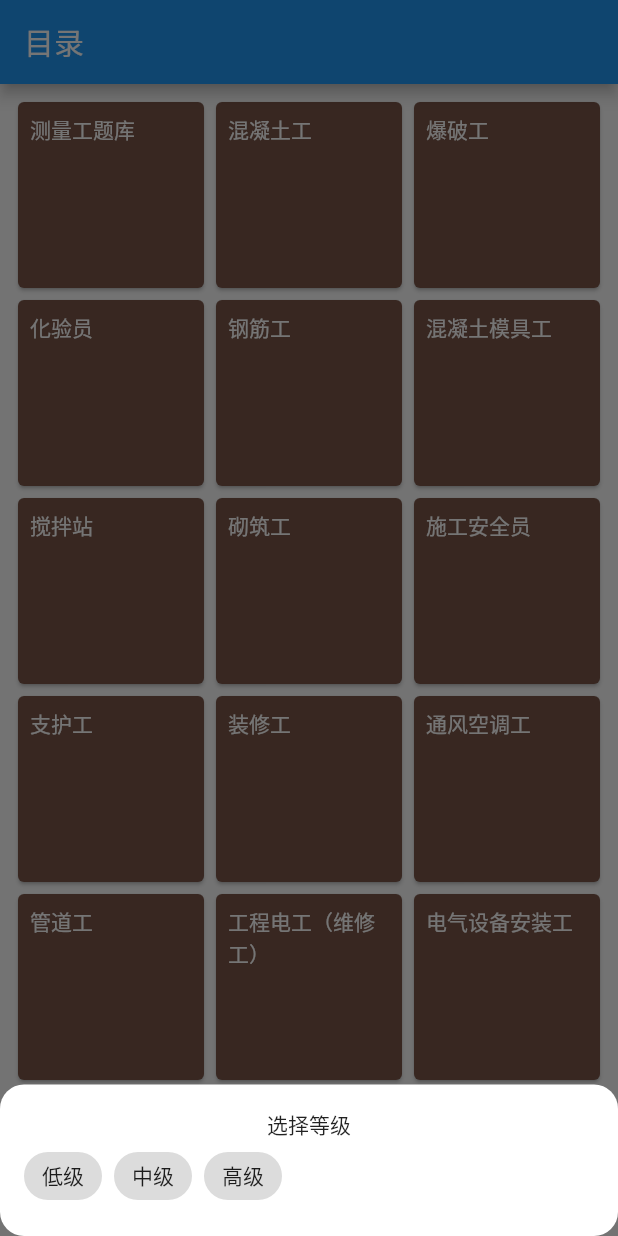
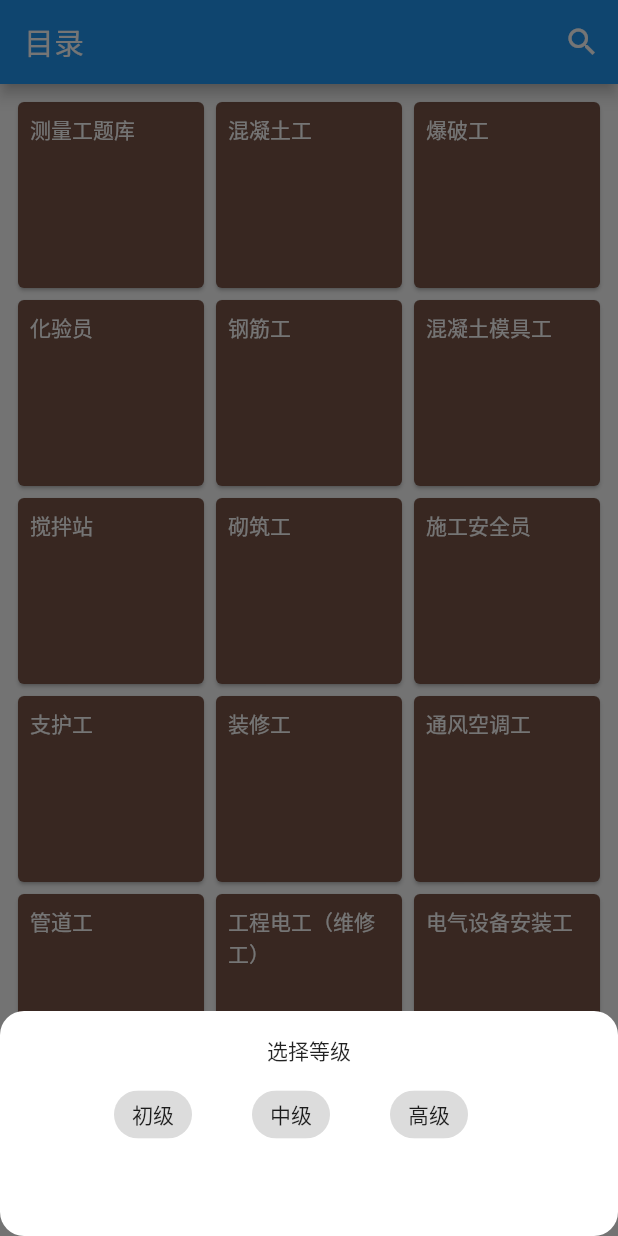
Before and after one commit to Nicoeevee/quiz_app, a Flutter app: the screen it shows after launch, after a tap on "测量工题库", on a phone screen of 412 x 824 dp. Run offline on Flutter 3.47's test engine with Material 2 defaults, Android fonts, the phone set to English and light mode, and no system bars; our stand-ins replace flutter_custom_clippers.

Commit message:
Update HomePage

```diff
--- a/lib/main.dart
+++ b/lib/main.dart
@@ -1,4 +1,5 @@
 import 'package:flutter/material.dart';
+import 'package:flutter/services.dart';
 import 'package:quiz_app/pages/me.dart';
 
 import 'pages/home.dart';
@@ -12,9 +13,22 @@ class MyApp extends StatefulWidget {
   _MyAppState createState() => _MyAppState();
 }
 
+Future<String> _loadFromAsset() async {
+  return await rootBundle.loadString("assets/quiz.json");
+}
+
 class _MyAppState extends State<MyApp> {
   int _selectedIndex = 0;
-  static List<Widget> _widgetOptions = <Widget>[HomePage(), MePage()];
+  static List<Widget> _widgetOptions = <Widget>[
+    FutureBuilder(
+        future: _loadFromAsset(),
+        builder: (context, snapshot) {
+          return HomePage(
+            data: snapshot.data,
+          );
+        }),
+    MePage()
+  ];
   static List<String> _widgetTitle = <String>['目录', '我的'];
 
   void _onItemTapped(int index) {
@@ -26,12 +40,13 @@ class _MyAppState extends State<MyApp> {
   @override
   Widget build(BuildContext context) {
     return MaterialApp(
+      debugShowCheckedModeBanner: false,
       title: _widgetTitle[_selectedIndex],
       home: Scaffold(
-        appBar: AppBar(
-          title: Text(_widgetTitle[_selectedIndex]),
+        body: IndexedStack(
+          index: _selectedIndex,
+          children: _widgetOptions,
         ),
-        body: _widgetOptions.elementAt(_selectedIndex),
         bottomNavigationBar: BottomNavigationBar(
           items: [
             BottomNavigationBarItem(icon: Icon(Icons.category), label: '目录'),
--- a/lib/pages/home.dart
+++ b/lib/pages/home.dart
@@ -1,18 +1,51 @@
 import 'dart:math';
 
 import 'package:flutter/material.dart';
-import 'package:flutter/services.dart';
 import 'package:quiz_app/entity/question.dart';
 
-import 'quiz_fitb_page.dart';
 import 'quiz_tof_page.dart';
 
 class HomePage extends StatelessWidget {
-  Future<String> _loadFromAsset() async {
-    return await rootBundle.loadString("assets/quiz.json");
+  final data;
+
+  HomePage({Key key, this.data}) : super(key: key);
+
+  @override
+  Widget build(BuildContext context) {
+    _MySearchDelegate _delegate = _MySearchDelegate(type, data);
+
+    return Scaffold(
+      appBar: AppBar(
+        primary: true,
+        automaticallyImplyLeading: false,
+        title: Text('目录'),
+        actions: <Widget>[
+          IconButton(
+            tooltip: '搜索',
+            icon: const Icon(Icons.search),
+            onPressed: () async {
+              final String selected = await showSearch<String>(
+                context: context,
+                delegate: _delegate,
+              );
+              if (selected != null) {
+                Scaffold.of(context).showSnackBar(
+                  SnackBar(
+                    content: Text('你选择了: $selected'),
+                  ),
+                );
+              }
+            },
+          ),
+        ],
+      ),
+      body: buildGridView(context, type, data),
+    );
+  }
 }
 
-  static List<String> type = <String>[
+final List<String> level = <String>["初级", "中级", "高级"];
+final List<String> type = <String>[
   "测量工题库",
   "混凝土工",
   "爆破工",
@@ -39,92 +72,20 @@ class HomePage extends StatelessWidget {
   "电动扒渣机操作手"
 ];
 
-  @override
-  Widget build(BuildContext context) {
-    void _modalBottomSheetMenu(AsyncSnapshot<dynamic> snapshot) {
-      showModalBottomSheet(
-        context: context,
-        shape: RoundedRectangleBorder(
-          borderRadius: BorderRadius.circular(16.0),
+Scrollbar buildGridView(BuildContext context, list, data) {
+  return Scrollbar(
+    child: GridView.builder(
+      physics: BouncingScrollPhysics(),
+      padding: const EdgeInsets.all(8.0),
+      itemCount: list.length,
+      itemBuilder: (BuildContext context, int index) {
+        final item = list[index];
+        return buildCard(context, item, data);
+      },
+      gridDelegate: SliverGridDelegateWithFixedCrossAxisCount(
+        crossAxisCount: bBigSize(context) ? 5 : 3,
       ),
-        backgroundColor: Colors.white,
-        builder: (BuildContext context) {
-          return Padding(
-            padding: const EdgeInsets.all(16.0),
-            child: Column(
-              mainAxisSize: MainAxisSize.min,
-              children: [
-                Text(
-                  "选择等级",
-                  style: MediaQuery.of(context).size.width > 800 ? TextStyle(fontSize: 30.0) : null,
-                ),
-                Row(
-                  children: [
-                    ActionChip(
-                      padding: MediaQuery.of(context).size.width > 800 ? const EdgeInsets.symmetric(vertical: 20.0, horizontal: 64.0) : null,
-                      label: Text(
-                        "低级",
-                        style: MediaQuery.of(context).size.width > 800 ? TextStyle(fontSize: 30.0) : null,
-                      ),
-                      onPressed: () {
-                        Navigator.pop(context);
-                        Navigator.push(context, MaterialPageRoute(builder: (_) => QuizTOFPage(questions: questionFromJson(snapshot.data).where((element) => element.type == Type.TOF).toList())));
-                      },
-                    ),
-                    const SizedBox(width: 8),
-                    ActionChip(
-                      padding: MediaQuery.of(context).size.width > 800 ? const EdgeInsets.symmetric(vertical: 20.0, horizontal: 64.0) : null,
-                      label: Text(
-                        "中级",
-                        style: MediaQuery.of(context).size.width > 800 ? TextStyle(fontSize: 30.0) : null,
-                      ),
-                      onPressed: () {
-                        Navigator.pop(context);
-                        Navigator.push(context, MaterialPageRoute(builder: (_) => QuizFITBPage(questions: questionFromJson(snapshot.data).where((element) => element.type == Type.FITB).toList())));
-                      },
-                    ),
-                    const SizedBox(width: 8),
-                    ActionChip(
-                      padding: MediaQuery.of(context).size.width > 800 ? const EdgeInsets.symmetric(vertical: 20.0, horizontal: 64.0) : null,
-                      label: Text(
-                        "高级",
-                        style: MediaQuery.of(context).size.width > 800 ? TextStyle(fontSize: 30.0) : null,
-                      ),
-                      onPressed: () {
-                        Navigator.pop(context);
-                        Navigator.push(context, MaterialPageRoute(builder: (_) => QuizTOFPage(questions: questionFromJson(snapshot.data).where((element) => element.type == Type.TOF).toList())));
-                      },
-                    ),
-                  ],
-                ),
-              ],
-            ),
-          );
-        },
-      );
-    }
 
-    return FutureBuilder(
-        future: _loadFromAsset(),
-        builder: (context, snapshot) {
-          return GridView.count(
-              padding: const EdgeInsets.all(8.0),
-              crossAxisCount: MediaQuery.of(context).size.width > 800 ? 5 : 3,
-              children: type
-                  .map((e) => Card(
-                        child: InkWell(
-                          borderRadius: BorderRadius.circular(8),
-                          onTap: () {
-                            _modalBottomSheetMenu(snapshot);
-                          },
-                          child: Padding(
-                            padding: const EdgeInsets.all(8.0),
-                            child: Text(e, style: MediaQuery.of(context).size.width > 800 ? TextStyle(fontSize: 30.0).copyWith(color: Colors.white) : TextStyle(color: Colors.white)),
-                          ),
-                        ),
-                        color: Colors.primaries[Random().nextInt(Colors.primaries.length)],
-                      ))
-                  .toList()
       // [
       //   ListTile(
       //     leading: Icon(Icons.rule),
@@ -141,17 +102,192 @@ class HomePage extends StatelessWidget {
       //     },
       //   )
       // ],
+    ),
   );
-        });
 }
 
-  ListView buildListView(AsyncSnapshot snapshot) {
-    return ListView(
-      children: questionFromJson(snapshot.data)
-          .map((e) => ListTile(
-                title: Text(e.exercise),
+Card buildCard(BuildContext context, item, data) {
+  return Card(
+    child: InkWell(
+      onTap: () {
+        goToPage(context, data);
+      },
+      child: Padding(
+        padding: const EdgeInsets.all(8.0),
+        child: Text(item, style: bBigSize(context) ? TextStyle(fontSize: 30.0, color: Colors.white) : TextStyle(color: Colors.white)),
+      ),
+    ),
+    color: Colors.primaries[Random().nextInt(Colors.primaries.length)],
+  );
+}
+
+Future goToPage(BuildContext context, data) async {
+  final result = await buildShowModalBottomSheet(context);
+  if (result != null) {
+    Navigator.push(context, MaterialPageRoute(builder: (_) => QuizTOFPage(questions: questionFromJson(data).where((element) => element.type == result).toList())));
+  }
+}
+
+Future buildShowModalBottomSheet(BuildContext context) {
+  return showModalBottomSheet(
+    context: context,
+    shape: RoundedRectangleBorder(
+      borderRadius: BorderRadius.circular(16.0),
+    ),
+    backgroundColor: Colors.white,
+    builder: (BuildContext context) {
+      final bigTextStyle = const TextStyle(fontSize: 30.0);
+      final bigEdgeInsets = const EdgeInsets.symmetric(vertical: 20.0, horizontal: 64.0);
+      return Container(
+        height: bBigSize(context) ? 300 : 150,
+        padding: const EdgeInsets.all(16.0),
+        child: SingleChildScrollView(
+          child: Column(
+            mainAxisSize: MainAxisSize.min,
+            children: [
+              Text(
+                "选择等级",
+                style: bBigSize(context) ? bigTextStyle : null,
+              ),
+              const SizedBox(height: 8),
+              Wrap(
+                alignment: WrapAlignment.center,
+                runAlignment: WrapAlignment.center,
+                runSpacing: 16.0,
+                spacing: 16.0,
+                children: level
+                    .map((e) => ActionChip(
+                          padding: bBigSize(context) ? bigEdgeInsets : null,
+                          label: Text(
+                            e,
+                            style: bBigSize(context) ? bigTextStyle : null,
+                          ),
+                          onPressed: () {
+                            Navigator.pop(context, Type.TOF);
+                          },
                         ))
+                    .expand((element) => [element, const SizedBox(width: 8)])
                     .toList(),
+              ),
+            ],
+          ),
+        ),
+      );
+    },
+  );
+}
+
+bool bBigSize(BuildContext context) => MediaQuery.of(context).size.width > 800;
+
+class _MySearchDelegate extends SearchDelegate<String> {
+  final List<String> _types;
+  final List<String> _history;
+  final _data;
+
+  _MySearchDelegate(List<String> types, data)
+      : _types = types,
+        _data = data,
+        _history = <String>[],
+        super();
+
+  @override
+  Widget buildLeading(BuildContext context) {
+    return IconButton(
+      tooltip: 'Back',
+      icon: AnimatedIcon(
+        icon: AnimatedIcons.menu_arrow,
+        progress: transitionAnimation,
+      ),
+      onPressed: () {
+        // SearchDelegate.close() can return vlaues, similar to Navigator.pop().
+        this.close(context, null);
+      },
+    );
+  }
+
+  @override
+  Widget buildResults(BuildContext context) {
+    return buildGridView(context, [this.query], _data);
+  }
+
+  @override
+  Widget buildSuggestions(BuildContext context) {
+    final Iterable<String> suggestions = this.query.isEmpty ? _history : _types.where((word) => word.contains(query));
+
+    return _SuggestionList(
+      query: this.query,
+      suggestions: suggestions.toList(),
+      onSelected: (String suggestion) {
+        this.query = suggestion;
+        this._history.insert(0, suggestion);
+        showResults(context);
+      },
+    );
+  }
+
+  // Action buttons at the right of search bar.
+  @override
+  List<Widget> buildActions(BuildContext context) {
+    return <Widget>[
+      query.isEmpty
+          ? IconButton(
+              tooltip: '语音搜索',
+              icon: const Icon(Icons.mic),
+              onPressed: () {
+                this.query = 'TODO: 实现语音输入';
+              },
+            )
+          : IconButton(
+              tooltip: '清空',
+              icon: const Icon(Icons.clear),
+              onPressed: () {
+                query = '';
+                showSuggestions(context);
+              },
+            )
+    ];
+  }
+}
+
+class _SuggestionList extends StatelessWidget {
+  const _SuggestionList({this.suggestions, this.query, this.onSelected});
+
+  final List<String> suggestions;
+  final String query;
+  final ValueChanged<String> onSelected;
+
+  @override
+  Widget build(BuildContext context) {
+    final textTheme = Theme.of(context).textTheme.subtitle1;
+    return ListView.builder(
+      itemCount: suggestions.length,
+      itemBuilder: (BuildContext context, int i) {
+        final String suggestion = suggestions[i];
+        var index = suggestion.indexOf(query);
+        return ListTile(
+          leading: query.isEmpty ? Icon(Icons.history) : Icon(null),
+          // Highlight the substring that matched the query.
+          title: RichText(
+            text: TextSpan(
+              text: suggestion.substring(0, index),
+              style: textTheme,
+              children: <TextSpan>[
+                TextSpan(
+                  text: suggestion.substring(index, index + query.length),
+                  style: textTheme.copyWith(fontWeight: FontWeight.bold),
+                ),
+                TextSpan(
+                  text: suggestion.substring(index + query.length),
+                  style: textTheme,
+                ),
+              ],
+            ),
+          ),
+          onTap: () {
+            onSelected(suggestion);
+          },
+        );
+      },
     );
   }
 }
--- a/lib/pages/me.dart
+++ b/lib/pages/me.dart
@@ -3,6 +3,11 @@ import 'package:flutter/material.dart';
 class MePage extends StatelessWidget {
   @override
   Widget build(BuildContext context) {
-    return Container();
+    return Scaffold(
+      appBar: AppBar(
+        primary: true,
+        title: Text('我的'),
+      ),
+    );
   }
 }
```
Also changed, not shown: lib/pages/quiz_finished.dart (+16 -11 lines), lib/pages/quiz_fitb_page.dart (+13 -7 lines), lib/pages/quiz_tof_page.dart (+13 -7 lines). Lines whose indentation alone changed are shown as unchanged.
